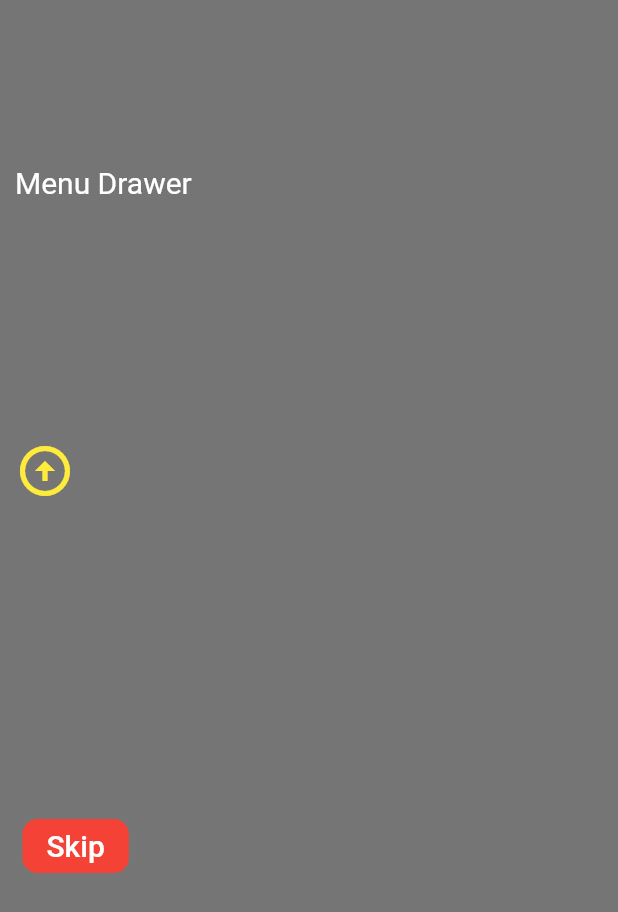
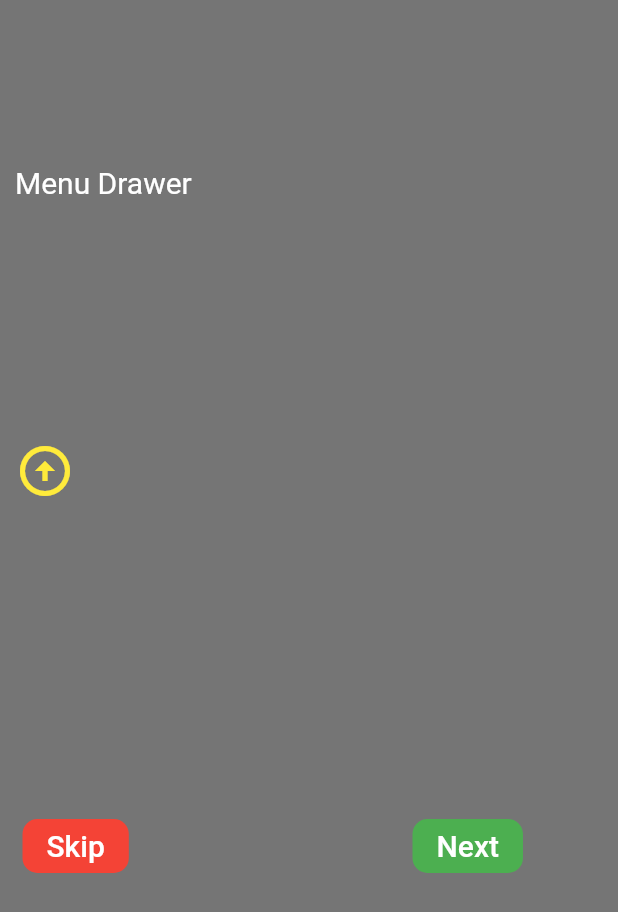
Before and after one commit to raxahai/Api_task, a Flutter app: the SliderScreen screen opened directly, on a phone screen of 412 x 824 dp. Shown: the top 912 px of the screen. Run offline on Flutter 3.47's test engine with Material 2 defaults, Android fonts, the phone set to English and light mode, and no system bars; drawn by our look-alikes of carousel_slider; our stand-ins replace get; missing offline and left inert: residemenu; network calls fail.

Commit message:
Added slider controller

```diff
--- a/lib/screens/Slider.dart
+++ b/lib/screens/Slider.dart
@@ -3,27 +3,33 @@ import 'package:flutter/material.dart';
 import 'package:carousel_slider/carousel_slider.dart';
 import 'dart:ui';
 
-class SliderScreen extends StatelessWidget {
-  const SliderScreen({Key key}) : super(key: key);
+class SliderScreen extends StatefulWidget {
+  @override
+  _SliderScreenState createState() => _SliderScreenState();
+}
 
+class _SliderScreenState extends State<SliderScreen> {
+  final CarouselController btn_controller = CarouselController();
   @override
   Widget build(BuildContext context) {
     return Scaffold(
-      // appBar: AppBar(
-      //   backgroundColor: Colors.transparent,
-      // ),
       backgroundColor: Colors.transparent,
       body: Container(
           color: Colors.black54,
           child: CarouselSlider(
-            options: CarouselOptions(height: 1000, viewportFraction: 1),
+            options: CarouselOptions(
+              // autoPlay: true,
+              height: 1000,
+              enableInfiniteScroll: false,
+              viewportFraction: 1,
+            ),
+            carouselController: btn_controller,
             items: [sliderPage1, sliderPage2].map((i) {
               return Builder(
                 builder: (BuildContext context) {
                   return Container(
                     width: MediaQuery.of(context).size.width,
                     margin: EdgeInsets.symmetric(horizontal: 5.0),
-                    // decoration: BoxDecoration(color: Colors.amber),
                     child: i(context),
                   );
                 },
@@ -35,7 +41,6 @@ class SliderScreen extends StatelessWidget {
 
   Widget sliderPage1(BuildContext context) {
     return Stack(
-      // fit: StackFit.expand,
       children: [
         Positioned(
           child: Icon(
@@ -56,9 +61,27 @@ class SliderScreen extends StatelessWidget {
           left: 5,
         ),
         Positioned(
-          child: SliderButton(),
+          child: SliderButton(title: 'Skip', color: Colors.red),
           top: 540,
           left: 10,
+        ),
+        Positioned(
+          child: FlatButton(
+            minWidth: 50,
+            color: Colors.green,
+            shape:
+                RoundedRectangleBorder(borderRadius: BorderRadius.circular(10)),
+            child: Text(
+              "Next",
+              style: TextStyle(color: Colors.white, fontSize: 20),
+            ),
+            onPressed: () {
+              btn_controller.nextPage(
+                  duration: Duration(milliseconds: 300), curve: Curves.linear);
+            },
+          ),
+          top: 540,
+          left: 270,
         )
       ],
     );
@@ -74,7 +97,6 @@ class SliderScreen extends StatelessWidget {
             size: 40,
             color: Colors.yellow,
           ),
-          // bottom: 200,
           bottom: 435,
           left: 297,
         ),
@@ -87,7 +109,7 @@ class SliderScreen extends StatelessWidget {
           left: 240,
         ),
         Positioned(
-          child: SliderButton(),
+          child: SliderButton(title: 'Skip', color: Colors.red),
           top: 540,
           left: 10,
         )
--- a/lib/widgets/slider_button.dart
+++ b/lib/widgets/slider_button.dart
@@ -1,18 +1,25 @@
+import 'package:carousel_slider/carousel_controller.dart';
 import 'package:flutter/material.dart';
 
 class SliderButton extends StatelessWidget {
+  final String title;
+  final Color color;
+  final CarouselController btncontroller;
+  SliderButton({this.title, this.color, this.btncontroller});
   @override
   Widget build(BuildContext context) {
     return FlatButton(
       minWidth: 50,
-      color: Colors.red,
+      color: color,
       shape: RoundedRectangleBorder(borderRadius: BorderRadius.circular(10)),
       child: Text(
-        "Skip",
+        title,
         style: TextStyle(color: Colors.white, fontSize: 20),
       ),
       onPressed: () {
-        Navigator.pop(context);
+        if (title == "Skip") {
+          Navigator.pop(context);
+        }
       },
     );
   }
```
